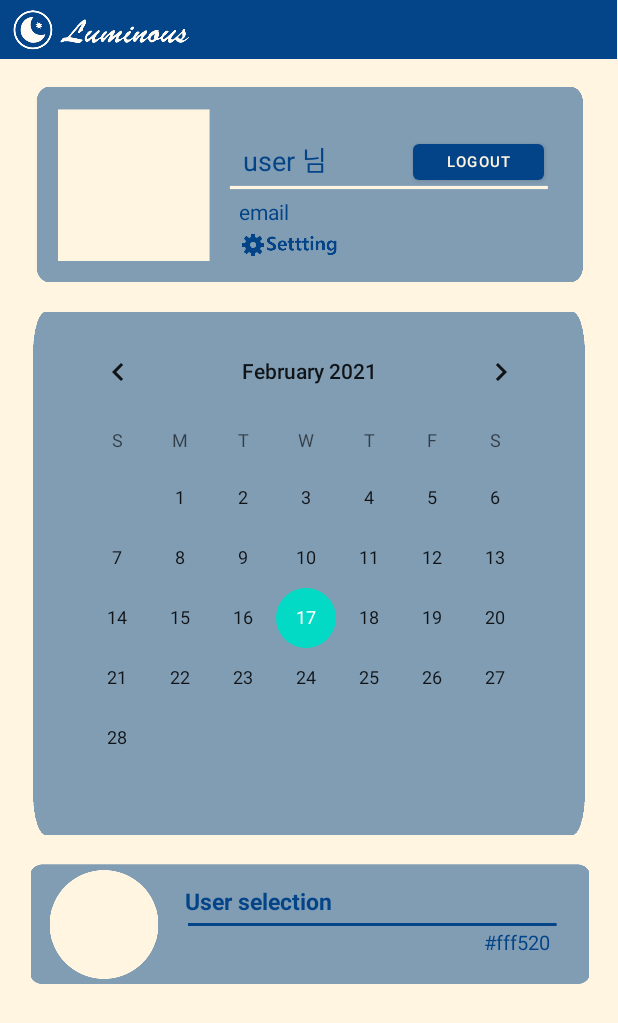
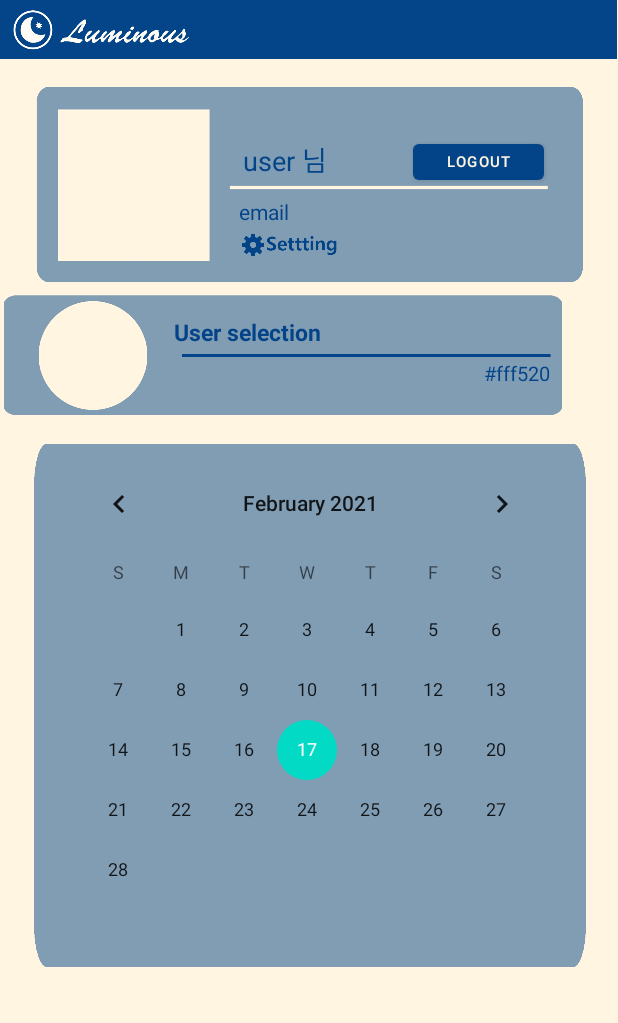
Before and after one commit to Yuri-CHOE/luminous, an Android app: the layout activity_my_page.xml on its own in the app's theme, with its tools: preview values and no code run, on a phone screen of 412 x 824 dp. Shown: the top 1023 px of the screen. Run offline under Robolectric (Android 15) with nearby library versions, the light colour scheme and no system bars.

Commit message:
위치 변경 -LED UI의 위치와 달력 UI의 위치를 변경하였습니다

```diff
--- a/app/src/main/res/layout/activity_my_page.xml
+++ b/app/src/main/res/layout/activity_my_page.xml
@@ -127,10 +127,13 @@
             android:id="@+id/iv_calendar_BG"
             android:layout_width="397dp"
             android:layout_height="351dp"
+            android:layout_marginStart="8dp"
+            android:layout_marginLeft="8dp"
             android:layout_marginTop="16dp"
             app:layout_constraintEnd_toEndOf="parent"
+            app:layout_constraintHorizontal_bias="0.0"
             app:layout_constraintStart_toStartOf="parent"
-            app:layout_constraintTop_toBottomOf="@+id/iv_MenuBG_1"
+            app:layout_constraintTop_toBottomOf="@+id/imageView3"
             app:srcCompat="@drawable/calendarbg" />
 
         <CalendarView
@@ -145,20 +148,19 @@
 
         <ImageView
             android:id="@+id/imageView3"
-            android:layout_width="413dp"
+            android:layout_width="377dp"
             android:layout_height="84dp"
-            android:layout_marginTop="16dp"
-            app:layout_constraintEnd_toEndOf="parent"
-            app:layout_constraintStart_toStartOf="parent"
-            app:layout_constraintTop_toBottomOf="@+id/iv_calendar_BG"
-            app:srcCompat="@drawable/currentcolorbg" />
+            android:layout_marginTop="4dp"
+            app:layout_constraintTop_toBottomOf="@+id/iv_MenuBG_1"
+            app:srcCompat="@drawable/currentcolorbg"
+            tools:layout_editor_absoluteX="20dp" />
 
         <ImageView
             android:id="@+id/iv_current_color"
             android:layout_width="76dp"
             android:layout_height="74dp"
-            android:layout_marginStart="32dp"
-            android:layout_marginLeft="32dp"
+            android:layout_marginStart="24dp"
+            android:layout_marginLeft="24dp"
             app:layout_constraintBottom_toBottomOf="@+id/imageView3"
             app:layout_constraintStart_toStartOf="@+id/imageView3"
             app:layout_constraintTop_toTopOf="@+id/imageView3"
```
